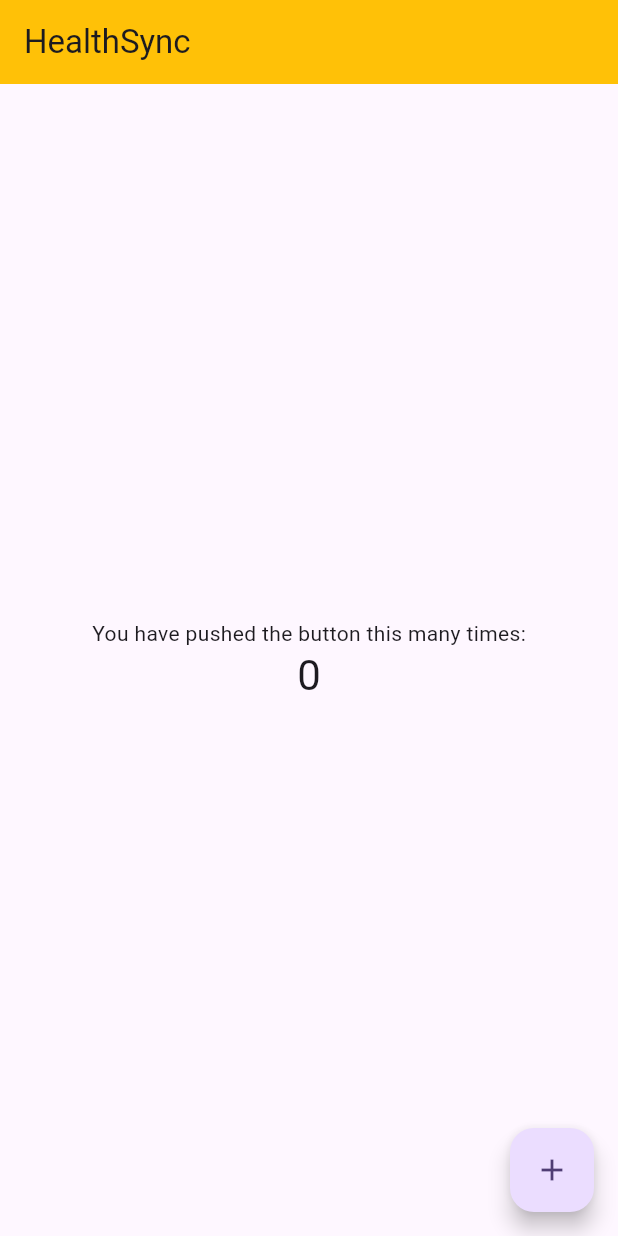
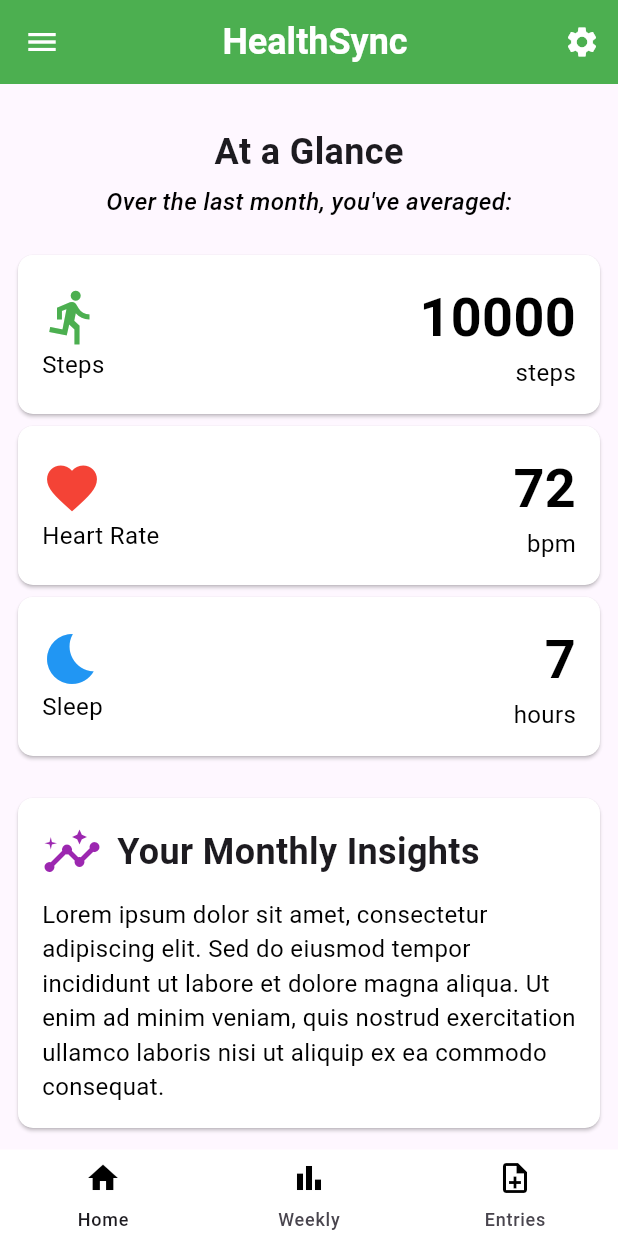
Before and after one commit to KooshaPari/hoohacks, a Flutter app: the screen it shows after launch, on a phone screen of 412 x 824 dp. Run offline on Flutter 3.47's test engine with Material 3 defaults, Android fonts, the light colour scheme and no system bars; our stand-ins replace fl_chart.

Commit message:
mobile homepage, weekly summary, entry page

```diff
--- a/healthsync/analysis_options.yaml
+++ b/healthsync/analysis_options.yaml
@@ -7,6 +7,9 @@
 
 # The following line activates a set of recommended lints for Flutter apps,
 # packages, and plugins designed to encourage good coding practices.
+analyzer:
+  errors:
+    prefer_const_constructors: ignore
 include: package:flutter_lints/flutter.yaml
 
 linter:
--- a/healthsync/lib/main.dart
+++ b/healthsync/lib/main.dart
@@ -1,4 +1,11 @@
 import 'package:flutter/material.dart';
+import 'package:healthsync/src/components/graph.dart';
+import 'package:healthsync/src/components/data_card.dart';
+import 'package:healthsync/src/components/navbar.dart';
+import 'package:healthsync/src/pages/homepage.dart';
+import 'package:healthsync/src/pages/weekly_summary.dart';
+import 'package:healthsync/src/pages/settings_page.dart';
+import 'package:healthsync/src/pages/entry_page.dart';
 
 void main() {
   runApp(const MyApp());
@@ -7,105 +14,87 @@ void main() {
 class MyApp extends StatelessWidget {
   const MyApp({super.key});
 
-  // This widget is the root of your application.
   @override
   Widget build(BuildContext context) {
     return MaterialApp(
       debugShowCheckedModeBanner: false,
       title: 'Flutter Demo',
       theme: ThemeData(
-        // This is the theme of your application.
-        //
-        // TRY THIS: Try running your application with "flutter run". You'll see
-        // the application has a purple toolbar. Then, without quitting the app,
-        // try changing the seedColor in the colorScheme below to Colors.green
-        // and then invoke "hot reload" (save your changes or press the "hot
-        // reload" button in a Flutter-supported IDE, or press "r" if you used
-        // the command line to start the app).
-        //
-        // Notice that the counter didn't reset back to zero; the application
-        // state is not lost during the reload. To reset the state, use hot
-        // restart instead.
-        //
-        // This works for code too, not just values: Most code changes can be
-        // tested with just a hot reload.
         colorScheme: ColorScheme.fromSeed(seedColor: Colors.deepPurple),
         useMaterial3: true,
       ),
-      home: const MyHomePage(title: 'HealthSync'),
+      home: const NavBarController(),
     );
   }
 }
 
-class MyHomePage extends StatefulWidget {
-  const MyHomePage({super.key, required this.title});
-
-  // This widget is the home page of your application. It is stateful, meaning
-  // that it has a State object (defined below) that contains fields that affect
-  // how it looks.
-
-  // This class is the configuration for the state. It holds the values (in this
-  // case the title) provided by the parent (in this case the App widget) and
-  // used by the build method of the State. Fields in a Widget subclass are
-  // always marked "final".
-
-  final String title;
+class NavBarController extends StatefulWidget {
+  const NavBarController({super.key});
 
   @override
-  State<MyHomePage> createState() => _MyHomePageState();
+  _NavBarControllerState createState() => _NavBarControllerState();
 }
 
-class _MyHomePageState extends State<MyHomePage> {
-  int _counter = 0;
+class _NavBarControllerState extends State<NavBarController> {
+  int _selectedIndex = 0;
 
-  void _incrementCounter() {
-    setState(() {
-      // This call to setState tells the Flutter framework that something has
-      // changed in this State, which causes it to rerun the build method below
-      // so that the display can reflect the updated values. If we changed
-      // _counter without calling setState(), then the build method would not be
-      // called again, and so nothing would appear to happen.
-      _counter++;
-    });
+  final List<Widget> _pages = [
+    const HomePage(title: 'HealthSync'),
+    const WeeklySummary(),
+    const EntryPage(),
+  ];
+
+  final List<String> _titles = [
+    'HealthSync',
+    'Weekly Summary',
+    'Entries',
+  ];
+
+  void _onItemTapped(int index) {
+    setState(() => _selectedIndex = index);
   }
 
   @override
   Widget build(BuildContext context) {
-    // This method is rerun every time setState is called, for instance as done
-    // by the _incrementCounter method above.
-    //
-    // The Flutter framework has been optimized to make rerunning build methods
-    // fast, so that you can just rebuild anything that needs updating rather
-    // than having to individually change instances of widgets.
     return Scaffold(
       appBar: AppBar(
-        // TRY THIS: Try changing the color here to a specific color (to
-        // Colors.amber, perhaps?) and trigger a hot reload to see the AppBar
-        // change color while the other colors stay the same.
-        backgroundColor: Colors.amber,
-        // Here we take the value from the MyHomePage object that was created by
-        // the App.build method, and use it to set our appbar title.
-        title: Text(widget.title),
+        backgroundColor: Colors.green,
+        title: Center(
+          child: Text(
+            _titles[_selectedIndex],
+            style: const TextStyle(
+              fontSize: 24,
+              color: Colors.white,
+              fontWeight: FontWeight.bold,
+            ),
+          )
+        ),
+        leading: IconButton(
+          icon: const Icon(
+            Icons.menu,
+            color: Colors.white,
+          ),
+          onPressed: () {
+            // open the menu
+          },
+        ),
+        actions: [
+          IconButton(
+            icon: const Icon(
+              Icons.settings,
+              color: Colors.white,
+            ),
+            onPressed: () {
+              // open settings
+            }
+          ),
+        ],
       ),
-      body: Center(
-        child: Column(
-          mainAxisAlignment: MainAxisAlignment.center,
-          children: <Widget>[
-            const Text(
-              'You have pushed the button this many times:',
-            ),
-            Text(
-              '$_counter',
-              style: Theme.of(context).textTheme.headlineMedium,
-            ),
-          ],
-        ),
+      body: _pages[_selectedIndex], // Middle page changes dynamically
+      bottomNavigationBar: NavBar(
+        selectedIndex: _selectedIndex,
+        onItemTapped: _onItemTapped,
       ),
-      floatingActionButton: FloatingActionButton(
-        onPressed: _incrementCounter,
-        tooltip: 'Increment',
-        child: const Icon(Icons.add),
-      ), // This trailing comma makes auto-formatting nicer for build methods.
     );
   }
 }
--- /dev/null
+++ b/healthsync/lib/src/components/data_card.dart
@@ -0,0 +1,78 @@
+import 'package:flutter/material.dart';
+
+class DataCard extends StatefulWidget {
+  final IconData icon;
+  final String title;
+  final int value;
+  final String unit;
+  final Color color;
+
+  const DataCard({
+    super.key,
+    required this.icon,
+    required this.title,
+    required this.value,
+    required this.unit,
+    this.color = Colors.green,
+  });
+
+  @override
+  State<DataCard> createState() => _DataCardState();
+}
+
+class _DataCardState extends State<DataCard> {
+  @override
+  Widget build(BuildContext context) {
+    return Card(
+      color: Colors.white,
+      shape: RoundedRectangleBorder(
+        borderRadius: BorderRadius.circular(10),
+      ),
+      child: Padding(
+        padding: const EdgeInsets.all(16.0),
+        child: Row(
+          mainAxisAlignment: MainAxisAlignment.spaceBetween,
+          children: [
+            Column(
+              crossAxisAlignment: CrossAxisAlignment.start,
+              children: [
+                Icon(
+                  widget.icon,
+                  size: 40,
+                  color: widget.color,
+                ),
+                Text(
+                  widget.title,
+                  style: const TextStyle(
+                    fontSize: 16,
+                    color: Colors.black,
+                  ),
+                ),
+              ],
+            ),
+            Column(
+              crossAxisAlignment: CrossAxisAlignment.end,
+              children: [
+                Text(
+                  widget.value.toString(),
+                  style: const TextStyle(
+                    fontSize: 36,
+                    fontWeight: FontWeight.bold,
+                    color: Colors.black,
+                  ),
+                ),
+                Text(
+                  widget.unit,
+                  style: const TextStyle(
+                    fontSize: 16,
+                    color: Colors.black,
+                  ),
+                ),
+              ],
+            ),
+          ],
+        ),
+      ),
+    );
+  }
+}
--- /dev/null
+++ b/healthsync/lib/src/components/navbar.dart
@@ -0,0 +1,45 @@
+import 'package:flutter/material.dart';
+
+class NavBar extends StatefulWidget {
+  final int selectedIndex;
+  final Function(int) onItemTapped; // Added callback for navigation
+
+  const NavBar({super.key, required this.selectedIndex, required this.onItemTapped});
+
+  @override
+  _NavBarState createState() => _NavBarState();
+}
+
+class _NavBarState extends State<NavBar> {
+  @override
+  Widget build(BuildContext context) {
+    return NavigationBarTheme(
+      data: const NavigationBarThemeData(
+        indicatorColor: Colors.transparent,
+        backgroundColor: Colors.white,
+      ),
+      child: NavigationBar(
+        height: MediaQuery.of(context).size.height * 0.07,
+        selectedIndex: widget.selectedIndex,
+        onDestinationSelected: widget.onItemTapped, // Use the callback
+        destinations: const <NavigationDestination>[
+          NavigationDestination(
+            icon: Icon(Icons.home_outlined, color: Colors.black),
+            selectedIcon: Icon(Icons.home, color: Colors.black),
+            label: "Home",
+          ),
+          NavigationDestination(
+            icon: Icon(Icons.bar_chart, color: Colors.black),
+            selectedIcon: Icon(Icons.bar_chart, color: Colors.black),
+            label: "Weekly",
+          ),
+          NavigationDestination(
+            icon: Icon(Icons.note_add_outlined, color: Colors.black),
+            selectedIcon: Icon(Icons.note_add, color: Colors.black),
+            label: "Entries",
+          ),
+        ],
+      ),
+    );
+  }
+}
--- /dev/null
+++ b/healthsync/lib/src/pages/homepage.dart
@@ -0,0 +1,111 @@
+import 'package:flutter/material.dart';
+import 'package:healthsync/src/components/graph.dart';
+import 'package:healthsync/src/components/data_card.dart';
+import 'package:healthsync/src/components/navbar.dart';
+
+class HomePage extends StatefulWidget {
+  const HomePage({super.key, required this.title});
+
+  final String title;
+
+  @override
+  State<HomePage> createState() => _HomePageState();
+}
+
+class _HomePageState extends State<HomePage> {
+  @override
+  Widget build(BuildContext context) {
+    return Scaffold(
+      body: SingleChildScrollView(
+        child: Padding(
+          padding: EdgeInsets.all(8.0),
+          child: Column(
+            mainAxisAlignment: MainAxisAlignment.center,
+            children: <Widget>[
+              SizedBox(height: 20),
+              Text(
+                'At a Glance',
+                style: TextStyle(
+                  fontSize: 24,
+                  fontWeight: FontWeight.bold,
+                ),
+              ),
+              SizedBox(height: 5),
+              Text(
+                'Over the last month, you\'ve averaged:',
+                style: TextStyle(
+                  fontSize: 16,
+                  fontWeight: FontWeight.w500,
+                  fontStyle: FontStyle.italic,
+                  color: Colors.black,
+                ),
+              ),
+              SizedBox(height: 20),
+              DataCard(
+                icon: Icons.directions_run,
+                title: 'Steps',
+                value: 10000,
+                unit: 'steps',
+                color: Colors.green,
+              ),
+              DataCard(
+                icon: Icons.favorite,
+                title: 'Heart Rate',
+                value: 72,
+                unit: 'bpm',
+                color: Colors.red,
+              ),
+              DataCard(
+                icon: Icons.bedtime,
+                title: 'Sleep',
+                value: 7,
+                unit: 'hours',
+                color: Colors.blue,
+              ),
+              SizedBox(height: 20),
+              Card(
+                color: Colors.white,
+                shape: RoundedRectangleBorder(
+                  borderRadius: BorderRadius.circular(10),
+                ),
+                child: Padding(
+                  padding: const EdgeInsets.all(16.0),
+                  child: const Column(
+                    children: [
+                      Row(
+                        children: [
+                          Icon(
+                            Icons.insights,
+                            size: 40,
+                            color: Colors.purple,
+                          ),
+                          SizedBox(width: 10),
+                          Text(
+                            'Your Monthly Insights',
+                            style: TextStyle(
+                              fontSize: 24,
+                              fontWeight: FontWeight.bold,
+                            ),
+                          ),
+                        ],
+                      ),
+                      SizedBox(height: 10),
+                      Text(
+                        'Lorem ipsum dolor sit amet, consectetur adipiscing elit. Sed do eiusmod tempor incididunt ut labore et dolore magna aliqua. Ut enim ad minim veniam, quis nostrud exercitation ullamco laboris nisi ut aliquip ex ea commodo consequat.',
+                        style: TextStyle(
+                          fontSize: 16,
+                          fontWeight: FontWeight.w400,
+                          color: Colors.black,
+                        ),
+                      ),
+                    ],
+                  ),
+                )
+              )
+            ],
+          ),
+        ),
+      ),
+    );
+  }
+}
--- a/healthsync/pubspec.yaml
+++ b/healthsync/pubspec.yaml
@@ -35,6 +35,7 @@ dependencies:
   # The following adds the Cupertino Icons font to your application.
   # Use with the CupertinoIcons class for iOS style icons.
   cupertino_icons: ^1.0.6
+  fl_chart: ^0.70.2
 
 dev_dependencies:
   flutter_test:
```
Also changed, not shown: healthsync/lib/src/components/graph.dart (added, +114 -0 lines), healthsync/lib/src/pages/entry_page.dart (added, +173 -0 lines), healthsync/lib/src/pages/settings_page.dart (added, +14 -0 lines), healthsync/lib/src/pages/weekly_summary.dart (added, +47 -0 lines), healthsync/pubspec.lock, 3 other files.
